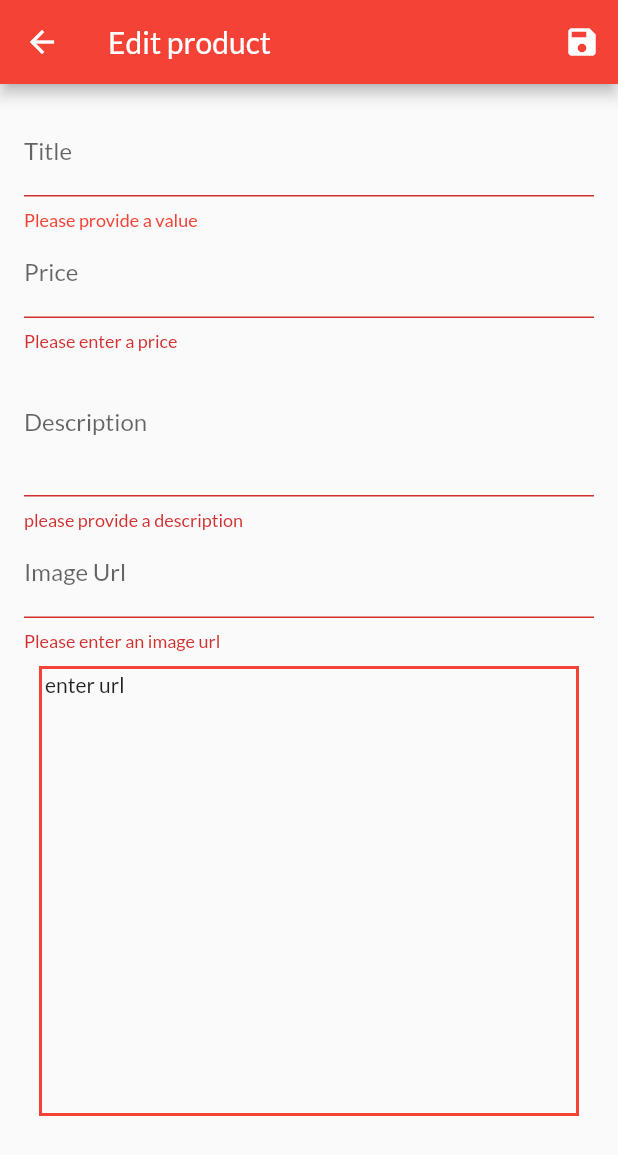
After one commit to josephmusila/eschop, a Flutter app: the EditProductScreen screen opened by its route, after a tap on the "save" icon, on a phone screen of 412 x 824 dp. The commit adds this screen. Shown: the top 1155 px of the screen. Run offline on Flutter 3.47's test engine with Material 2 defaults, Android fonts, the phone set to English and light mode, and no system bars; network calls fail.

Commit message:
first commit

```diff
--- a/lib/main.dart
+++ b/lib/main.dart
@@ -1,9 +1,12 @@
 import 'package:flutter/material.dart';
 import 'package:provider/provider.dart';
 import 'package:shop/providers/cart.dart';
+import 'package:shop/providers/orders.dart';
 import 'package:shop/providers/products.dart';
 import 'package:shop/screens/cart_screen.dart';
+import 'package:shop/screens/edit_product_screen.dart';
 import 'package:shop/screens/product_detail_screen.dart';
+import 'package:shop/screens/user_products_screen.dart';
 import '../screens/products_overView_screen.dart';
 
 void main() {
@@ -31,6 +34,7 @@ class _MyAppState extends State<MyApp> {
     create: (context)=>ProvideProducts(),),
       ChangeNotifierProvider(
       create:(context)=> Cart(),),
+      ChangeNotifierProvider(create: (context)=>Orders()),
 
 
     ],
@@ -45,6 +49,8 @@ class _MyAppState extends State<MyApp> {
         routes: {
           ProductDetailScreen.routeName: (context) => ProductDetailScreen(),
           CartScreen.routeName:(context)=>CartScreen(),
+          UserProductsScreen.routeName:(context)=>UserProductsScreen(),
+          EditProductScreen.routeName:(cotext)=>EditProductScreen(),
         },
       ),
 
--- a/lib/providers/orders.dart
+++ b/lib/providers/orders.dart
@@ -22,6 +22,7 @@ class Orders with ChangeNotifier {
   }
 
   void addOrders(List<WcartItem> cartProducts,double total){
-      //_orders.insert(0, OrderItem(id: DateTime.now().toString(), amount: amount, products: products, dateTime: dateTime))
+      _orders.insert(0, OrderItem(id: DateTime.now().toString(), amount: total, products: cartProducts, dateTime: DateTime.now()));
+      notifyListeners();
   }
 }
--- a/lib/providers/products.dart
+++ b/lib/providers/products.dart
@@ -93,7 +93,12 @@ class ProvideProducts with ChangeNotifier {
     showFavouritesOnly = false;
     notifyListeners();
   }*/
-
+void addProduct(Product product){
+  final newProduct=Product(id: DateTime.now().toString(), title: product.title, description: product.description, price: product.price, imageUrl: product.imageUrl);
+  _items.add(newProduct);
+  //_items.insert(0,newproduct); //at the start of the list
+  notifyListeners();
+}
   Product findById(String id) {
     return _items.firstWhere((element) => element.id == id);
   }
--- a/lib/screens/cart_screen.dart
+++ b/lib/screens/cart_screen.dart
@@ -1,6 +1,7 @@
 import 'package:flutter/material.dart';
 import 'package:provider/provider.dart';
 import 'package:shop/providers/cart.dart';
+import 'package:shop/providers/orders.dart';
 import 'package:shop/widgets/wcartItem.dart';
 
 
@@ -30,14 +31,18 @@ class CartScreen extends StatelessWidget {
                   ),),
                   //SizedBox(width: 10,),
                   Spacer(),
-                  Chip(label: Text("\$ ${product.totalAmount}",
+                  Chip(label: Text("\$ ${product.totalAmount.toStringAsFixed(2)}",
                   style: TextStyle(
                     //color: Theme.of(context).primaryTextTheme.title.color,
                   ),
                   ),
                   backgroundColor: Theme.of(context).primaryColor,
                   ),
-                  TextButton(onPressed: (){}, child: Text("ORDER NOW")),
+                  TextButton(onPressed: (){
+                   // Provider.of<Orders>(context,listen: false).addOrders(product.items.values.toList(), product.totalAmount);
+                    product.clearCart();
+                  },
+                      child: Text("ORDER NOW")),
                 ],
               ),
             ),
--- /dev/null
+++ b/lib/screens/edit_product_screen.dart
@@ -0,0 +1,225 @@
+import 'package:flutter/material.dart';
+import 'package:provider/provider.dart';
+import 'package:shop/providers/products.dart';
+import 'package:shop/providers/productsModel.dart';
+
+
+class EditProductScreen extends StatefulWidget {
+  const EditProductScreen({Key? key}) : super(key: key);
+  static const routeName="/edit-product";
+
+  @override
+  _EditProductScreenState createState() => _EditProductScreenState();
+}
+
+class _EditProductScreenState extends State<EditProductScreen> {
+  final _priceFocusNode=FocusNode();
+  final _descriptionFocusNode=FocusNode();
+  final _imageUrlController=TextEditingController();
+  final _imageUrlFocusNode=FocusNode();
+  final _form=GlobalKey<FormState>();
+  var _editedProduct=Product(id: DateTime.now().toString(),title: "",description: "",imageUrl: "",price: 0);
+
+
+  @override
+  void initState() {
+    _imageUrlFocusNode.addListener(_updateImageUrl);
+    super.initState();
+  }
+
+  @override
+  void dispose() {
+     _imageUrlFocusNode.removeListener(_updateImageUrl);
+    _priceFocusNode.dispose();
+    _descriptionFocusNode.dispose();
+    _imageUrlController.dispose();
+    _imageUrlFocusNode.dispose();
+    super.dispose();
+  }
+
+  void _updateImageUrl(){
+    if(!_imageUrlFocusNode.hasFocus){
+      setState(() {
+
+      });
+    }
+  }
+  void _saveForm(){
+    final _isvalid=_form.currentState!.validate();
+    if(!_isvalid){
+      return;
+    }
+    _form.currentState!.save();
+    Provider.of<ProvideProducts>(context,listen: false).addProduct(_editedProduct);
+    Navigator.of(context).pop();
+   /* print(_editedProduct.title);
+    print(_editedProduct.description);
+    print(_editedProduct.price);
+    print(_editedProduct.imageUrl);*/
+  }
+
+  @override
+  Widget build(BuildContext context) {
+    return Scaffold(
+      appBar: AppBar(
+        title: Text("Edit product"),
+        actions: [
+          IconButton(onPressed: _saveForm, icon: Icon(Icons.save))
+        ],
+      ),
+      body: Padding(
+        padding: const EdgeInsets.all(16.0),
+        child: Form(
+
+          key: _form,
+          child: ListView(
+            children: [
+              TextFormField(
+                decoration:InputDecoration(
+                  labelText: "Title",
+                  errorStyle: TextStyle(
+                    color: Colors.red,
+                  )
+                ),
+                textInputAction: TextInputAction.next,
+                onFieldSubmitted: (_){
+                  FocusScope.of(context).requestFocus(_priceFocusNode);
+                },
+                validator: (value){
+                  if(value!.isEmpty){
+                    return "Please provide a value";
+                  }
+                  return null;
+                },
+                onSaved: (value){
+                  _editedProduct=Product(
+                      title: value!,
+                    price: _editedProduct.price,
+                    imageUrl: _editedProduct.imageUrl,
+                    description: _editedProduct.description,
+                    id: _editedProduct.id
+                  );
+                },
+              ),
+              TextFormField(
+                decoration:InputDecoration(
+                    labelText: "Price"
+                ),
+                textInputAction: TextInputAction.next,
+                keyboardType: TextInputType.number,
+                focusNode: _priceFocusNode,
+                onFieldSubmitted: (_){
+                  FocusScope.of(context).requestFocus(_descriptionFocusNode);
+                },
+                validator: (value){
+                  if(value!.isEmpty){
+                    return "Please enter a price";
+                  }
+                  if(double.tryParse(value)==null){
+                    return"Please enter a valid number";
+                  }
+                  if(double.parse(value)<=0){
+                    return "please enter a number greater than zero";
+                  }
+                  return null;
+                },
+                onSaved: (value){
+                  _editedProduct=Product(
+                      title: _editedProduct.title,
+                      price: double.parse(value!),
+                      imageUrl: _editedProduct.imageUrl,
+                      description: _editedProduct.description,
+                      id: _editedProduct.id
+                  );
+                },
+              ),
+              TextFormField(
+                decoration:InputDecoration(
+                    labelText: "Description"
+                ),
+               focusNode: _descriptionFocusNode,
+                maxLines: 3,
+                keyboardType: TextInputType.multiline,
+                onSaved: (value){
+                  _editedProduct=Product(
+                      title: _editedProduct.title,
+                      price: _editedProduct.price,
+                      imageUrl: _editedProduct.imageUrl,
+                      description: value!,
+                      id: _editedProduct.id
+                  );
+                },
+                validator: (value){
+                  if(value!.isEmpty){
+                    return "please provide a description";
+                  }
+                  if(value.length<10){
+                    return "should be Atleast 10 characters long";
+                  }
+                  return null;
+                },
+              ),
+              TextFormField(
+                decoration: InputDecoration(
+                  labelText: "Image Url",
+
+                ),
+                keyboardType: TextInputType.url,
+                textInputAction: TextInputAction.done,
+                controller: _imageUrlController,
+                focusNode: _imageUrlFocusNode,
+                onFieldSubmitted: (_){
+                  _saveForm();
+                },
+                validator: (value){
+                  if(value!.isEmpty){
+                    return "Please enter an image url";
+                  }
+                  if(!value.startsWith('http') && !value.startsWith('https') ){
+                    return "Please enter a valid URL";
+                  }
+                  if(!value.endsWith(".png") && !value.endsWith('.jpg') && !value.endsWith('.jpeg')){
+                    return "Please enter a valid imageUrl";
+
+                  }
+                  return null;
+                },
+                onSaved: (value){
+                  _editedProduct=Product(
+                      title: _editedProduct.title,
+                      price: _editedProduct.price,
+                      imageUrl: value!,
+                      description: _editedProduct.description,
+                      id: _editedProduct.id
+                  );
+                },
+              ),
+              Container(
+                height: 300,
+
+                //09:12
+
+                margin: EdgeInsets.all(10),
+                padding: EdgeInsets.all(2),
+                decoration: BoxDecoration(
+                    border: Border.all(
+                      width: 2,
+                      color: Theme.of(context).primaryColor,
+                    )
+                ),
+                child: _imageUrlController.text.isEmpty? Text("enter url"): FittedBox(
+                  child: Image.network(_imageUrlController.text,fit: BoxFit.cover,),
+                ),
+              ),
+
+
+              /*
+
+                */
+            ],
+          ),
+        ),
+      ),
+    );
+  }
+}
--- a/lib/screens/products_overView_screen.dart
+++ b/lib/screens/products_overView_screen.dart
@@ -5,6 +5,7 @@ import 'package:shop/providers/cart.dart';
 import 'package:shop/providers/products.dart';
 import 'package:shop/screens/cart_screen.dart';
 import 'package:shop/widgets/badge.dart';
+import 'package:shop/widgets/drawer.dart';
 
 import 'package:shop/widgets/productsGrid.dart';
 
@@ -81,6 +82,7 @@ class _ProductsOverViewScreenState extends State<ProductsOverViewScreen> {
         ],
 
       ),
+      drawer: CustomDrawer(),
       body: ProductsGrid(showOnlyFavorites),
     );
   }
```
Also changed, not shown: lib/providers/cart.dart (+18 -0 lines), lib/screens/user_products_screen.dart (added, +51 -0 lines), lib/widgets/drawer.dart (added, +46 -0 lines), lib/widgets/product_item.dart (+11 -0 lines), lib/widgets/user_product_item.dart (added, +32 -0 lines), lib/widgets/wcartItem.dart (+16 -0 lines).
